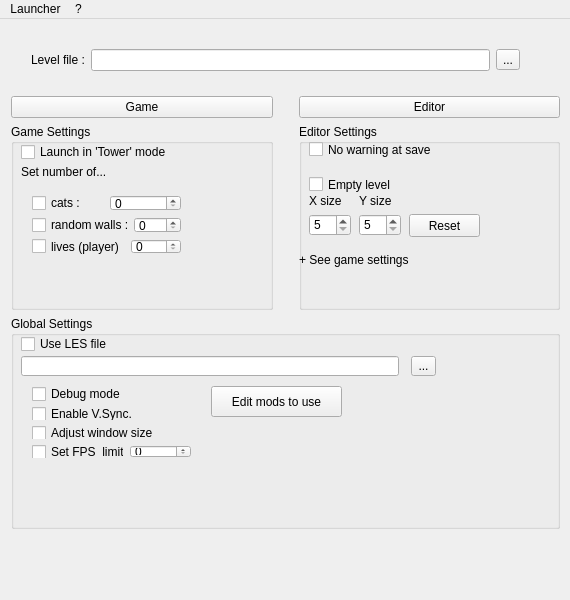
The window that O2R_Launcher/MainWindow.ui (pierreyoda/o2r) describes before a commit, drawn with Qt 5.
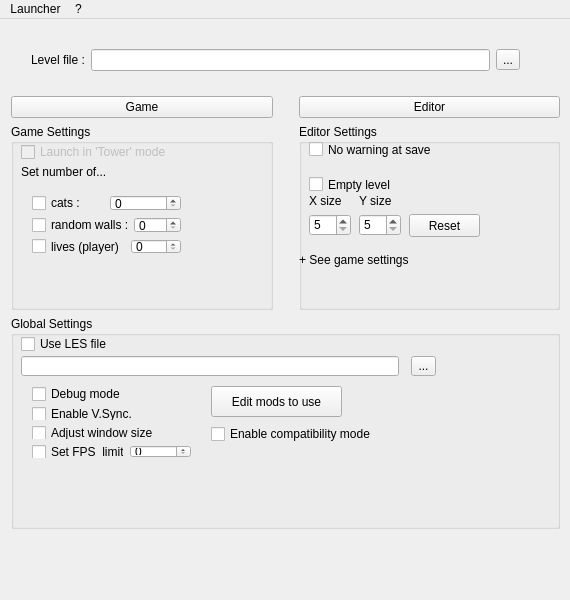
The same window after the commit. Icons and pictures are not drawn.

Commit message:
- When "compatibilityMode" is enabled, shaders will be disabled by default - In "compatibilityMode",  other bug discovered (and still not fixed) : in other screen size than default, texts and icons do not move - In "compatibilityMode" now screen is cleared with black color (better for editor when (un)zooming for example)
Launcher : translation fixed + added "compatibility mode" option

Patch:
```diff
--- a/O2R_Launcher/MainWindow.ui
+++ b/O2R_Launcher/MainWindow.ui
@@ -206,6 +206,9 @@
           </layout>
          </widget>
          <widget class="QCheckBox" name="towerModeBox">
+          <property name="enabled">
+           <bool>false</bool>
+          </property>
           <property name="geometry">
            <rect>
             <x>10</x>
@@ -521,6 +524,22 @@
          <string>Use LES file</string>
         </property>
        </widget>
+       <widget class="QCheckBox" name="myPcSucksBox">
+        <property name="geometry">
+         <rect>
+          <x>200</x>
+          <y>110</y>
+          <width>231</width>
+          <height>16</height>
+         </rect>
+        </property>
+        <property name="toolTip">
+         <string>If the game seems to have a graphical problem, try to check this case (performances may be reduced)</string>
+        </property>
+        <property name="text">
+         <string>Enable compatibility mode</string>
+        </property>
+       </widget>
       </widget>
      </item>
     </layout>
```
Left out of the diff: 3 changed lines with no effect on the pictures. The commit also changes 8 other files.
